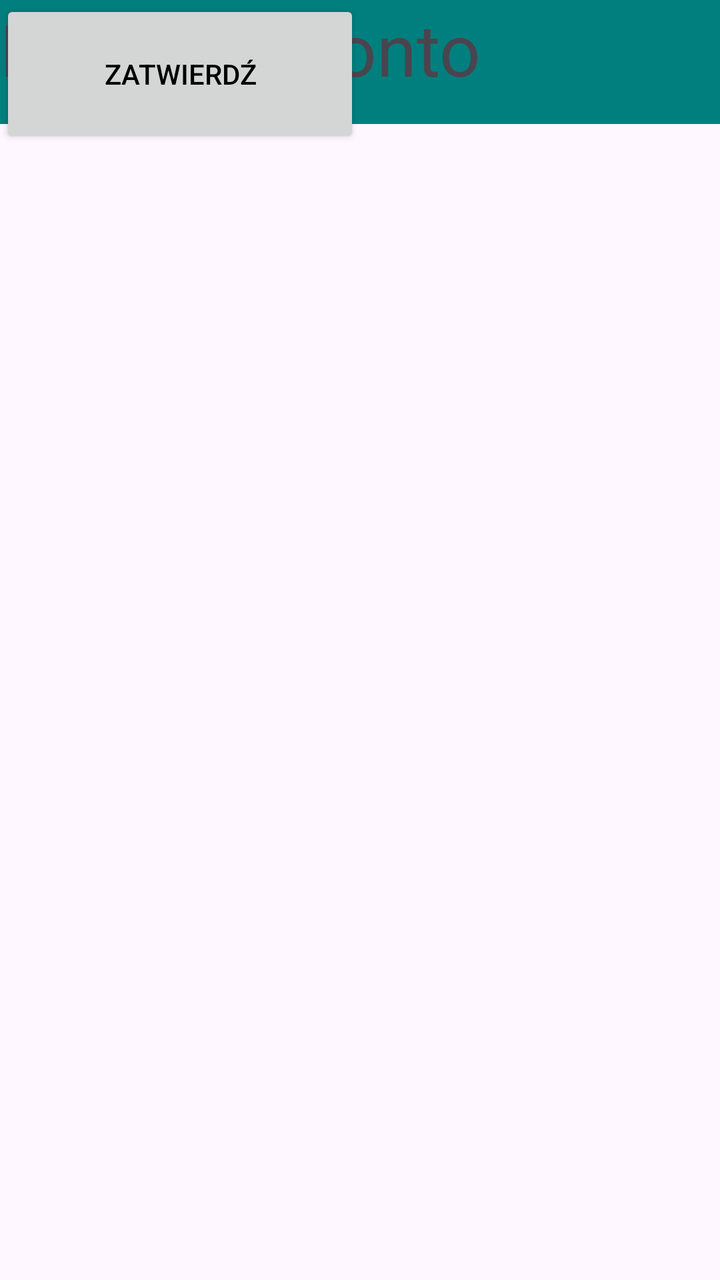
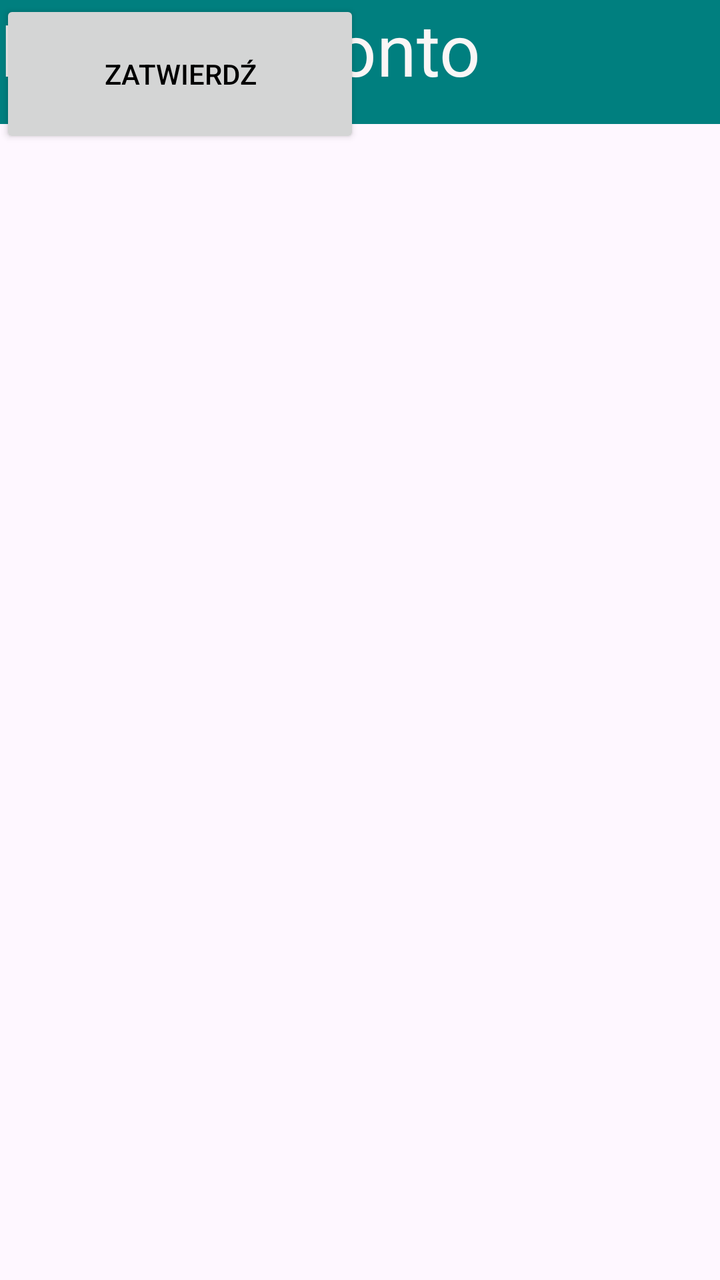

The first picture is an Android layout as it rendered before a commit; the second is the same layout after the commit. The layout source and the unified diff follow.
<!-- AndroidManifest.xml: application theme Theme.Lekcja3 -->
<!-- res/layout/activity_main.xml -->
<?xml version="1.0" encoding="utf-8"?>
<androidx.constraintlayout.widget.ConstraintLayout xmlns:android="http://schemas.android.com/apk/res/android"
    xmlns:app="http://schemas.android.com/apk/res-auto"
    xmlns:tools="http://schemas.android.com/tools"
    android:id="@+id/main"
    android:layout_width="match_parent"
    android:layout_height="match_parent"
    tools:context=".MainActivity">

    <TextView
        android:id="@+id/textView2"
        android:layout_width="213dp"
        android:layout_height="26dp"
        android:text="@string/Powhaslo"
        android:textColor="#686363"

        tools:layout_editor_absoluteX="0dp"
        tools:layout_editor_absoluteY="177dp" />

    <Button
        android:id="@+id/button"
        style="@style/Widget.AppCompat.Button.Colored"
        android:layout_width="180dp"
        android:layout_height="74dp"
        android:backgroundTint="#D4D5D5"
        android:text="@string/btnzatw"
        android:textColor="#000000"

        app:strokeColor="#D4D5D5"
        tools:layout_editor_absoluteX="123dp"
        tools:layout_editor_absoluteY="303dp" />

    <TextView
        android:id="@+id/textView4"
        android:layout_width="187dp"
        android:layout_height="34dp"
        android:text="@string/Podemail"
        android:textColor="#686363"

        tools:layout_editor_absoluteX="0dp"
        tools:layout_editor_absoluteY="62dp" />

    <EditText
        android:id="@+id/editTextNumberPassword3"
        android:layout_width="421dp"
        android:layout_height="59dp"
        android:ems="10"
        android:inputType="numberPassword"
        android:text="@string/haslo2"

        tools:layout_editor_absoluteX="0dp"
        tools:layout_editor_absoluteY="197dp" />

    <TextView
        android:id="@+id/textView5"
        android:layout_width="141dp"
        android:layout_height="30dp"
        android:text="@string/witaj"
        android:textColor="#686363"

        tools:layout_editor_absoluteX="143dp"
        tools:layout_editor_absoluteY="390dp" />

    <EditText
        android:id="@+id/editTextNumberPassword"
        android:layout_width="423dp"
        android:layout_height="36dp"
        android:ems="10"
        android:inputType="numberPassword"
        android:text="@string/haslo"

        tools:layout_editor_absoluteX="0dp"
        tools:layout_editor_absoluteY="149dp" />

    <TextView
        android:id="@+id/textView3"
        android:layout_width="248dp"
        android:layout_height="38dp"
        android:text="@string/Podhaslo"
        android:textColor="#686363"

        tools:layout_editor_absoluteX="0dp"
        tools:layout_editor_absoluteY="127dp" />

    <EditText
        android:id="@+id/editTextTextEmailAddress2"
        android:layout_width="422dp"
        android:layout_height="44dp"
        android:ems="10"
        android:inputType="textEmailAddress"
        android:text="@string/email"

        tools:layout_editor_absoluteX="0dp"
        tools:layout_editor_absoluteY="85dp" />

    <TextView
        android:id="@+id/textView7"
        android:layout_width="462dp"
        android:layout_height="62dp"
        android:background="#007F7F"
        android:text="@string/title"
        android:textSize="36sp"
        app:layout_constraintEnd_toEndOf="parent"
        app:layout_constraintHorizontal_bias="0.0"
        app:layout_constraintStart_toStartOf="parent"
        app:layout_constraintTop_toTopOf="parent" />

</androidx.constraintlayout.widget.ConstraintLayout>
<!-- resources referenced by this layout -->
<resources>
  <string name="Podemail"> Podaj e-mail</string>
  <string name="Podhaslo"> Podaj hasło</string>
  <string name="Powhaslo"> Powtórz hasło</string>
  <string name="btnzatw">ZATWIERDŹ</string>
  <string name="email">ewa@poczta.pl</string>
  <string name="haslo">******</string>
  <string name="haslo2">******</string>
  <string name="title">Rejestruj konto</string>
  <string name="witaj"> Witaj ewa@poczta.pl</string>
  <style name="Theme.Lekcja3" parent="Base.Theme.Lekcja3" />
  <style name="Base.Theme.Lekcja3" parent="Theme.Material3.DayNight.NoActionBar">
          
          
      </style>
</resources>

<!-- the commit's change to res/layout/activity_main.xml (unified diff, before → after) -->
@@ -99,6 +99,7 @@
         android:layout_height="62dp"
         android:background="#007F7F"
         android:text="@string/title"
+        android:textColor="#FBF6F6"
         android:textSize="36sp"
         app:layout_constraintEnd_toEndOf="parent"
         app:layout_constraintHorizontal_bias="0.0"
